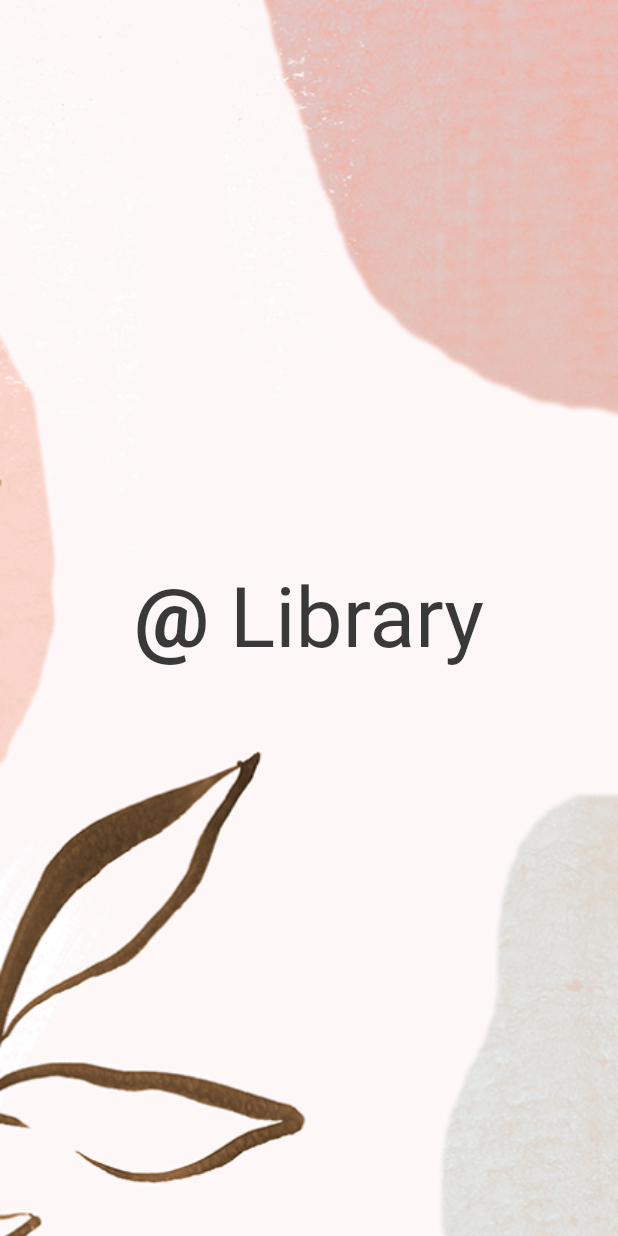
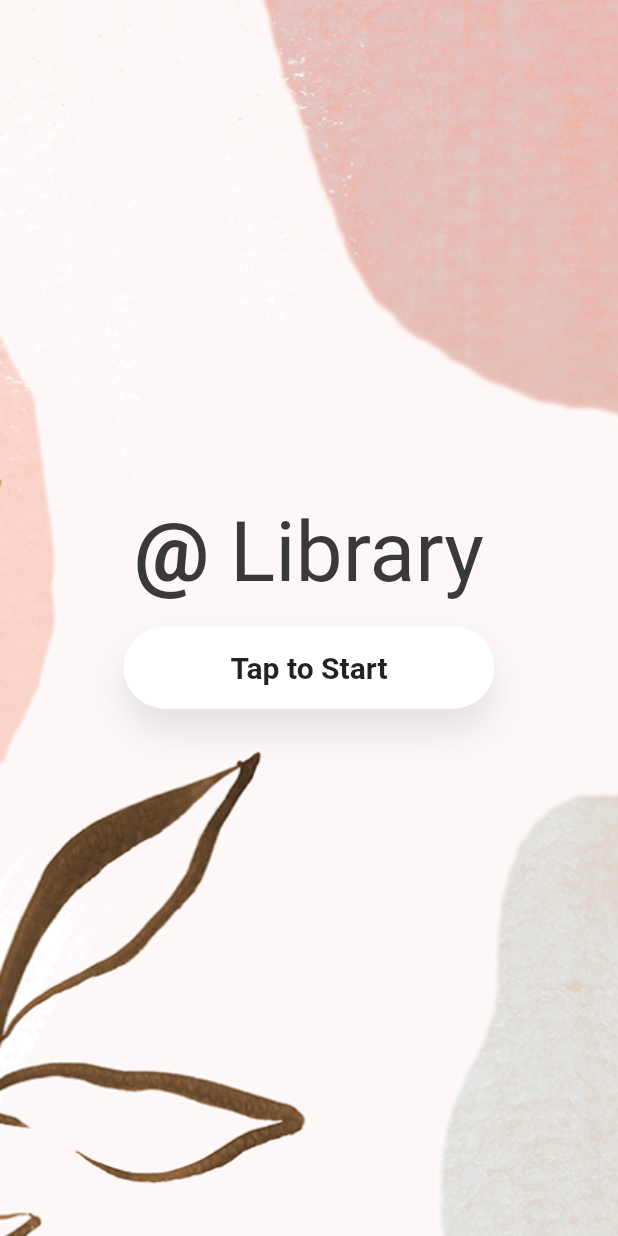
Before and after one commit to shahdat-sajib/libraryApp-ui-flutter, a Flutter app: the screen it shows after launch, on a phone screen of 412 x 824 dp. Run offline on Flutter 3.47's test engine with Material 2 defaults, Android fonts, the phone set to English and light mode, and no system bars.

Commit message:
welcome page button functionality done

```diff
--- a/lib/main.dart
+++ b/lib/main.dart
@@ -1,5 +1,7 @@
 import 'package:flutter/material.dart';
 import 'package:online_library/consttants.dart';
+import 'package:online_library/screens/home_screen.dart';
+import 'package:online_library/widgets/rounded_button.dart';
 
 void main() {
   runApp(const MyApp());
@@ -58,7 +60,21 @@ class WelcomeScreen extends StatelessWidget {
                   ],
               ),),
 
-
+              SizedBox(
+                width: MediaQuery.of(context).size.width * 0.6,
+                child: RoundedButton(
+                  text: "Tap to Start",
+                  fontSize: 20,
+                  press: () {
+                    Navigator.push(
+                      context,
+                      MaterialPageRoute(
+                        builder: (context) {
+                          return HomeScreen();
+                        },
+                        ),
+                        );
+                        })),
 
           ],
         ),
--- /dev/null
+++ b/lib/screens/home_screen.dart
@@ -0,0 +1,15 @@
+import 'package:flutter/cupertino.dart';
+import 'package:flutter/material.dart';
+import 'package:flutter/src/foundation/key.dart';
+import 'package:flutter/src/widgets/framework.dart';
+
+class HomeScreen extends StatelessWidget {
+  const HomeScreen({Key? key}) : super(key: key);
+
+  @override
+  Widget build(BuildContext context) {
+    return Scaffold(
+      body: Container(),
+    );
+  }
+}
--- /dev/null
+++ b/lib/widgets/rounded_button.dart
@@ -0,0 +1,43 @@
+import 'package:flutter/material.dart';
+
+class RoundedButton extends StatelessWidget {
+  final String text;
+  final void Function() press;
+  final double verticalPadding;
+  final double fontSize;
+
+  const RoundedButton({
+    Key? key,
+    required this.text,
+    required this.press,
+    this.verticalPadding = 16,
+    this.fontSize = 16,
+  }) : super(key: key);
+
+  @override
+  Widget build(BuildContext context) {
+    return GestureDetector(
+      onTap: press,
+      child: Container(
+        alignment: Alignment.center,
+        margin: EdgeInsets.symmetric(vertical: 16),
+        padding:
+            EdgeInsets.symmetric(vertical: verticalPadding, horizontal: 30),
+        decoration: BoxDecoration(
+            color: Colors.white,
+            borderRadius: BorderRadius.circular(30),
+            boxShadow: [
+              BoxShadow(
+                offset: Offset(0, 15),
+                blurRadius: 20,
+                color: Color(0xFF666666).withOpacity(.16),
+              )
+            ]),
+        child: Text(
+          text,
+          style: TextStyle(fontSize: fontSize, fontWeight: FontWeight.bold),
+        ),
+      ),
+    );
+  }
+}
```
